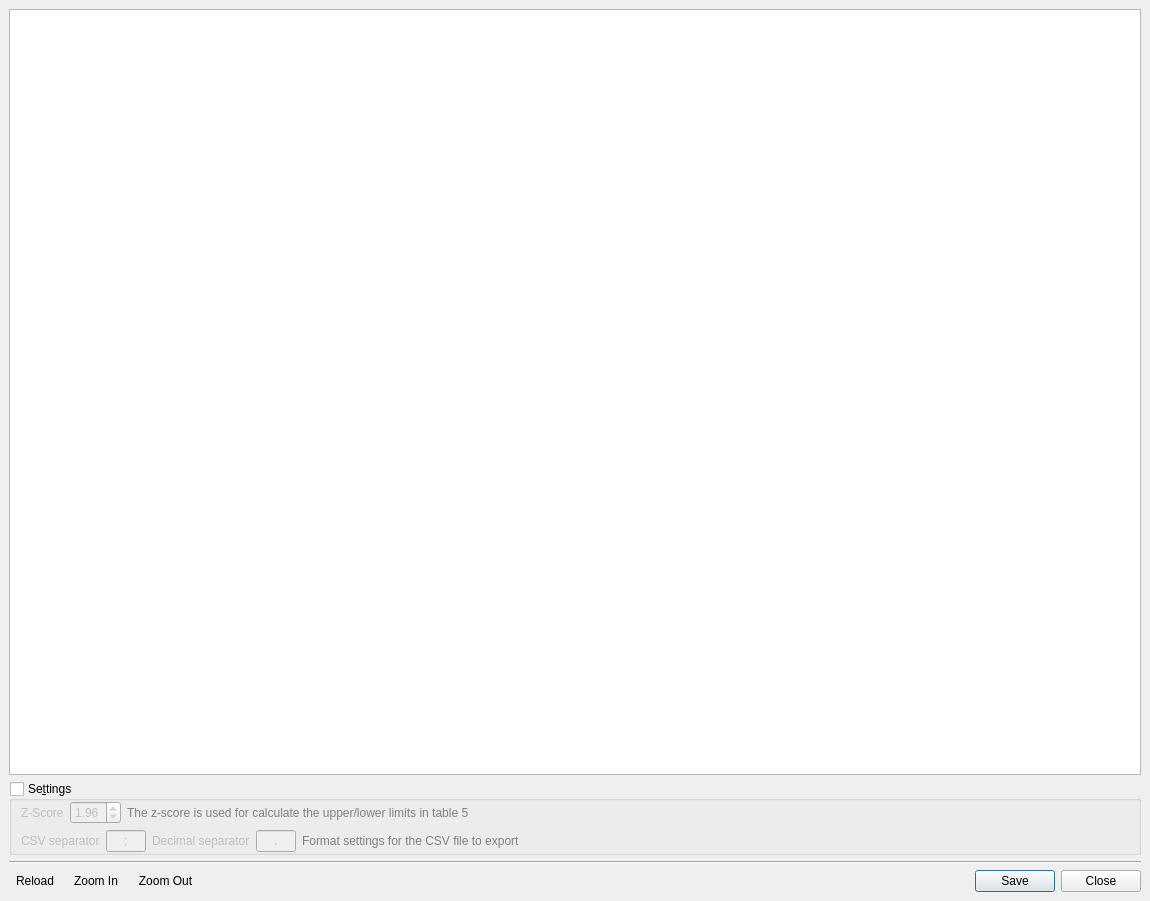
The window that ui/accuracy_assessment_dialog.ui (SMByC/AcATaMa) describes before a commit, drawn with Qt 5.
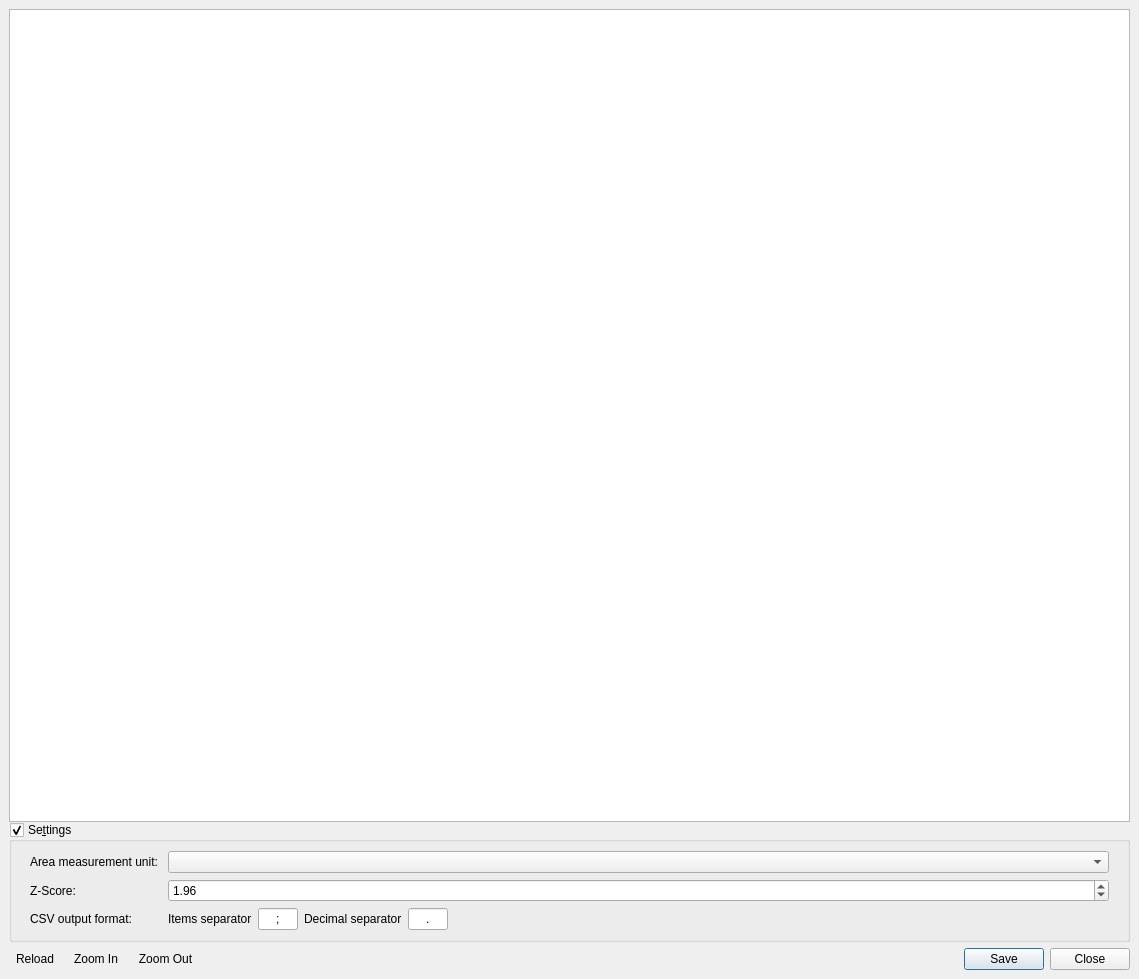
The same window after the commit. Icons and pictures are not drawn. Custom widgets are drawn as their Qt base class.

Commit message: Added support to different units in accuracy assessment results for calculate the class areas and added the possibility to change this area measurement unit. Adjusted the precision in accuracy assessment results

Patch:
```diff
--- a/ui/accuracy_assessment_dialog.ui
+++ b/ui/accuracy_assessment_dialog.ui
@@ -6,8 +6,8 @@
    <rect>
     <x>0</x>
     <y>0</y>
-    <width>1150</width>
-    <height>901</height>
+    <width>1139</width>
+    <height>979</height>
    </rect>
   </property>
   <property name="windowTitle">
@@ -46,6 +46,24 @@
     <widget class="QWidget" name="widget_4" native="true">
      <layout class="QGridLayout" name="gridLayout">
       <item row="0" column="0">
+       <widget class="QWidget" name="widget_2" native="true">
+        <layout class="QVBoxLayout" name="verticalLayout_4">
+         <property name="spacing">
+          <number>0</number>
+         </property>
+         <property name="leftMargin">
+          <number>0</number>
+         </property>
+         <property name="topMargin">
+          <number>0</number>
+         </property>
+         <property name="rightMargin">
+          <number>0</number>
+         </property>
+         <property name="bottomMargin">
+          <number>0</number>
+         </property>
+         <item>
        <widget class="QTextBrowser" name="ResultsHTML">
         <property name="html">
          <string>&lt;!DOCTYPE HTML PUBLIC &quot;-//W3C//DTD HTML 4.0//EN&quot; &quot;http://www.w3.org/TR/REC-html40/strict.dtd&quot;&gt;
@@ -59,21 +77,27 @@
         </property>
        </widget>
       </item>
-      <item row="1" column="0">
+         <item>
        <widget class="QGroupBox" name="groupBox_Settings">
+           <property name="enabled">
+            <bool>true</bool>
+           </property>
         <property name="title">
          <string>Se&amp;ttings</string>
         </property>
         <property name="flat">
-         <bool>true</bool>
+            <bool>false</bool>
         </property>
         <property name="checkable">
          <bool>true</bool>
         </property>
         <property name="checked">
-         <bool>false</bool>
+            <bool>true</bool>
         </property>
         <layout class="QVBoxLayout" name="verticalLayout_2">
+            <property name="spacing">
+             <number>0</number>
+            </property>
          <property name="leftMargin">
           <number>0</number>
          </property>
@@ -96,28 +120,32 @@
              <number>0</number>
             </property>
             <item>
-             <widget class="QWidget" name="widget_2" native="true">
-              <layout class="QHBoxLayout" name="horizontalLayout_2">
-               <property name="leftMargin">
-                <number>0</number>
-               </property>
-               <property name="topMargin">
-                <number>0</number>
-               </property>
-               <property name="rightMargin">
-                <number>0</number>
-               </property>
-               <property name="bottomMargin">
-                <number>0</number>
-               </property>
-               <item>
+                <widget class="QWidget" name="widget_5" native="true">
+                 <property name="sizePolicy">
+                  <sizepolicy hsizetype="Preferred" vsizetype="Maximum">
+                   <horstretch>0</horstretch>
+                   <verstretch>0</verstretch>
+                  </sizepolicy>
+                 </property>
+                 <layout class="QFormLayout" name="formLayout">
+                  <item row="1" column="0">
+                   <widget class="QLabel" name="label_2">
+                    <property name="text">
+                     <string>Area measurement unit: </string>
+                    </property>
+                   </widget>
+                  </item>
+                  <item row="1" column="1">
+                   <widget class="QComboBox" name="area_unit"/>
+                  </item>
+                  <item row="2" column="0">
                 <widget class="QLabel" name="label">
                  <property name="text">
-                  <string>Z-Score</string>
+                     <string>Z-Score: </string>
                  </property>
                 </widget>
                </item>
-               <item>
+                  <item row="2" column="1">
                 <widget class="QDoubleSpinBox" name="z_score">
                  <property name="minimum">
                   <double>0.000000000000000</double>
@@ -133,33 +161,14 @@
                  </property>
                 </widget>
                </item>
-               <item>
-                <widget class="QLabel" name="label_2">
-                 <property name="styleSheet">
-                  <string notr="true">color: gray;</string>
-                 </property>
+                  <item row="3" column="0">
+                   <widget class="QLabel" name="label_5">
                  <property name="text">
-                  <string>The z-score is used for calculate the upper/lower limits in table 5</string>
+                     <string>CSV output format: </string>
                  </property>
                 </widget>
                </item>
-               <item>
-                <spacer name="horizontalSpacer">
-                 <property name="orientation">
-                  <enum>Qt::Horizontal</enum>
-                 </property>
-                 <property name="sizeHint" stdset="0">
-                  <size>
-                   <width>40</width>
-                   <height>20</height>
-                  </size>
-                 </property>
-                </spacer>
-               </item>
-              </layout>
-             </widget>
-            </item>
-            <item>
+                  <item row="3" column="1">
              <widget class="QWidget" name="widget_3" native="true">
               <layout class="QHBoxLayout" name="horizontalLayout_3">
                <property name="leftMargin">
@@ -177,7 +186,7 @@
                <item>
                 <widget class="QLabel" name="label_3">
                  <property name="text">
-                  <string>CSV separator</string>
+                        <string>Items separator</string>
                  </property>
                 </widget>
                </item>
@@ -227,17 +236,7 @@
                 </widget>
                </item>
                <item>
-                <widget class="QLabel" name="label_5">
-                 <property name="styleSheet">
-                  <string notr="true">color: gray;</string>
-                 </property>
-                 <property name="text">
-                  <string>Format settings for the CSV file to export</string>
-                 </property>
-                </widget>
-               </item>
-               <item>
-                <spacer name="horizontalSpacer_2">
+                      <spacer name="horizontalSpacer">
                  <property name="orientation">
                   <enum>Qt::Horizontal</enum>
                  </property>
@@ -258,14 +257,13 @@
         </layout>
        </widget>
       </item>
+           </layout>
+          </widget>
+         </item>
+        </layout>
+       </widget>
+      </item>
       <item row="2" column="0">
-       <widget class="Line" name="line">
-        <property name="orientation">
-         <enum>Qt::Horizontal</enum>
-        </property>
-       </widget>
-      </item>
-      <item row="3" column="0">
        <widget class="QWidget" name="widget" native="true">
         <layout class="QHBoxLayout" name="horizontalLayout">
          <property name="leftMargin">
```
Left out of the diff: 11 changed lines with no effect on the pictures. Lines whose indentation alone changed are shown as unchanged. The commit also changes 2 other files.
